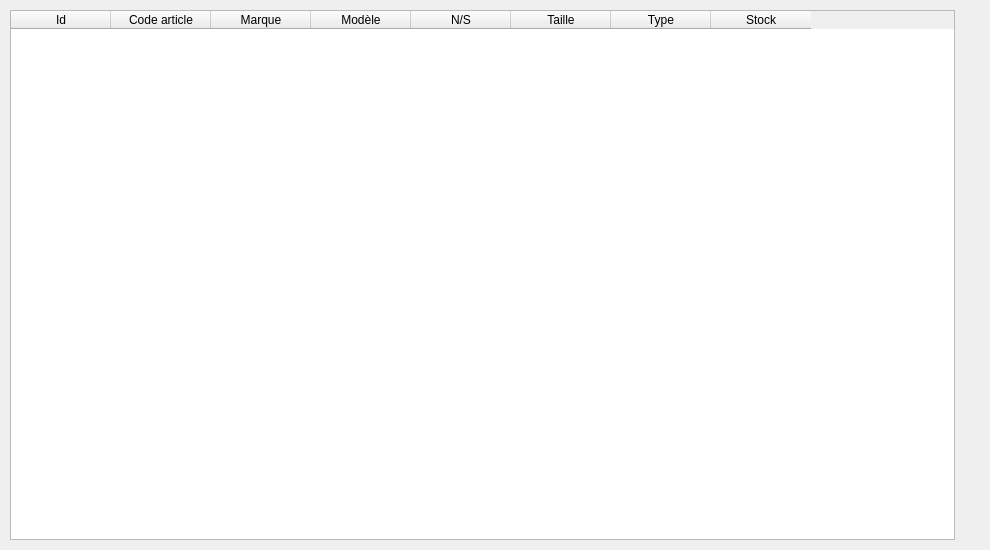
First picture: the form in view/stockView.ui, repository GruberAdam/Sploks, before the edit.
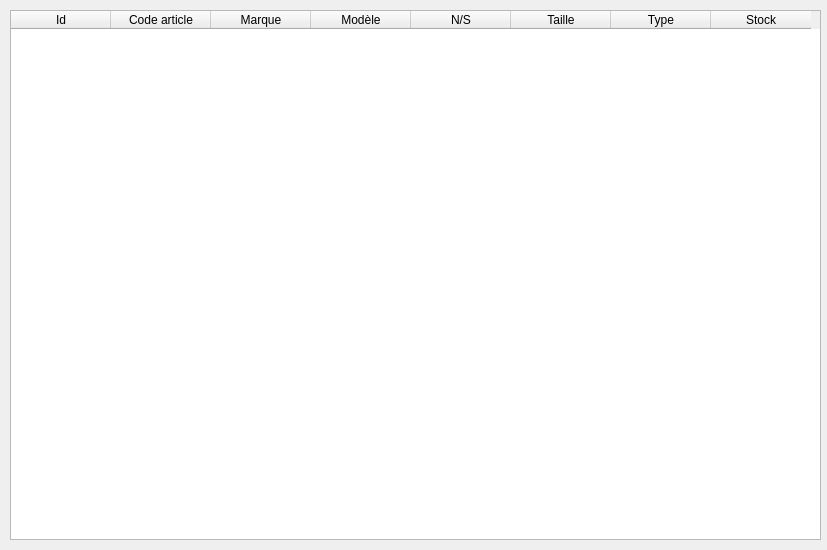
Second picture: the form after the edit.

Diff of the .ui file:
```diff
--- a/view/stockView.ui
+++ b/view/stockView.ui
@@ -6,7 +6,7 @@
    <rect>
     <x>0</x>
     <y>0</y>
-    <width>990</width>
+    <width>827</width>
     <height>550</height>
    </rect>
   </property>
@@ -19,7 +19,7 @@
      <rect>
       <x>10</x>
       <y>10</y>
-      <width>945</width>
+      <width>811</width>
       <height>530</height>
      </rect>
     </property>
```
